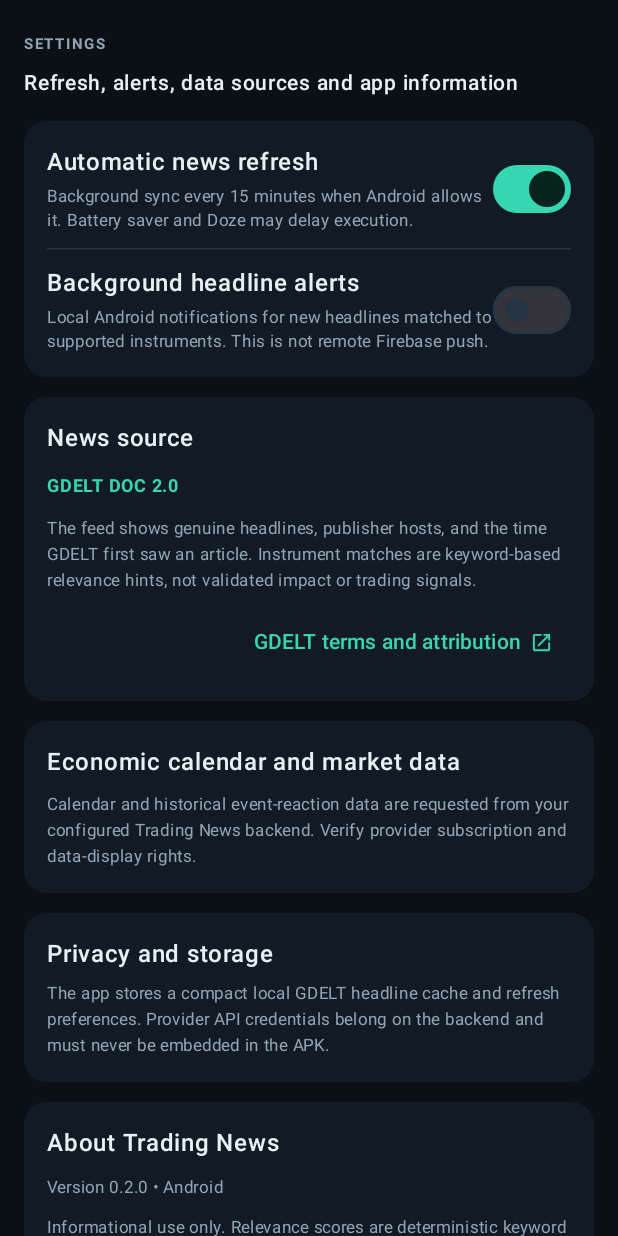
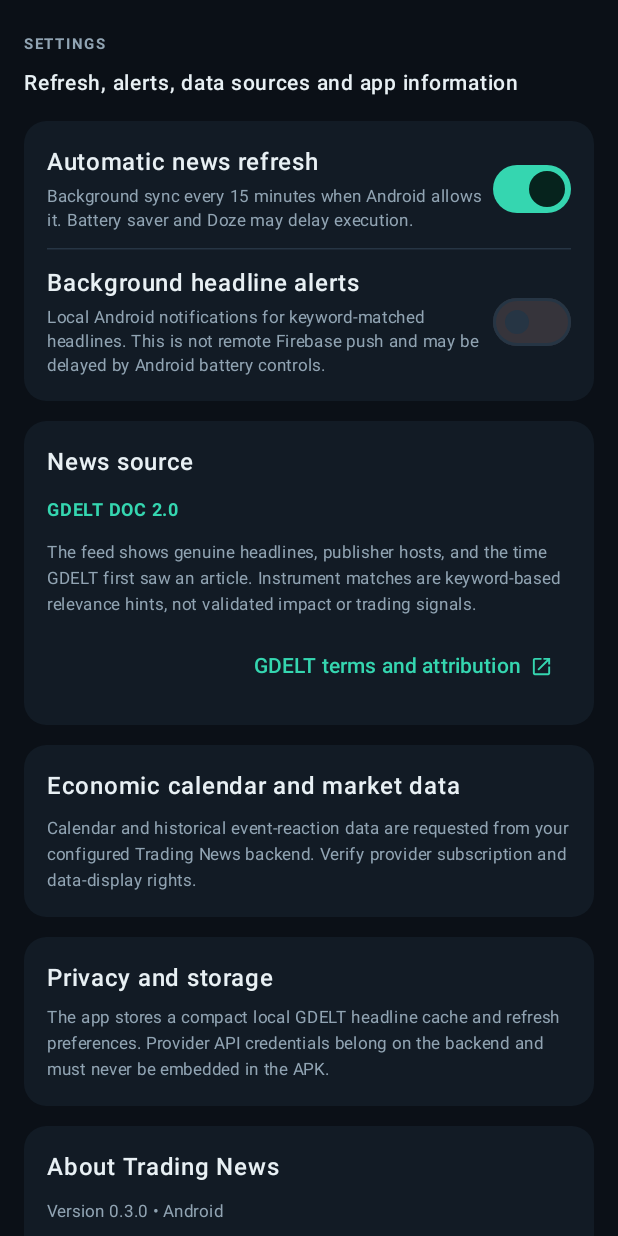
Before and after one commit to DSL-21/TradingNews, an Android app built with Jetpack Compose: the composable SettingsScreen shown on its own in the app's theme, on a phone screen of 412 x 824 dp. Run offline under Robolectric (Android 15) with nearby library versions, the phone set to English and light mode, and no system bars; pictures from the network do not load; 1 statement that could not run was skipped.

Commit message:
Clarify relevance labels and align alert settings with refresh

```diff
--- a/app/src/main/java/com/tradingnews/app/MainActivity.kt
+++ b/app/src/main/java/com/tradingnews/app/MainActivity.kt
@@ -354,9 +354,10 @@ private fun SettingsScreen(state: TradingNewsUiState) {
                         }
                         Switch(
                             checked = autoRefresh,
-                            onCheckedChange = {
-                                autoRefresh = it
-                                NewsWorkScheduler.setAutoRefreshEnabled(context, it)
+                            onCheckedChange = { enabled ->
+                                autoRefresh = enabled
+                                NewsWorkScheduler.setAutoRefreshEnabled(context, enabled)
+                                if (!enabled) alertsEnabled = false
                             }
                         )
                     }
@@ -368,10 +369,18 @@ private fun SettingsScreen(state: TradingNewsUiState) {
                     ) {
                         Column(Modifier.weight(1f), verticalArrangement = Arrangement.spacedBy(3.dp)) {
                             Text("Background headline alerts", color = TextMain, fontWeight = FontWeight.SemiBold)
-                            Text("Local Android notifications for new headlines matched to supported instruments. This is not remote Firebase push.", color = TextMuted, fontSize = 11.sp, lineHeight = 16.sp)
+                            Text(
+                                if (autoRefresh) {
+                                    "Local Android notifications for keyword-matched headlines. This is not remote Firebase push and may be delayed by Android battery controls."
+                                } else {
+                                    "Enable automatic news refresh to receive background headline alerts."
+                                },
+                                color = TextMuted, fontSize = 11.sp, lineHeight = 16.sp
+                            )
                         }
                         Switch(
                             checked = alertsEnabled,
+                            enabled = autoRefresh,
                             onCheckedChange = { enabled ->
                                 if (!enabled) {
                                     alertsEnabled = false
@@ -430,7 +439,7 @@ private fun SettingsScreen(state: TradingNewsUiState) {
             SettingsCard {
                 Column(verticalArrangement = Arrangement.spacedBy(6.dp)) {
                     Text("About Trading News", color = TextMain, fontWeight = FontWeight.SemiBold)
-                    Text("Version 0.2.0 • Android", color = TextMuted, fontSize = 11.sp)
+                    Text("Version 0.3.0 • Android", color = TextMuted, fontSize = 11.sp)
                     Text("Informational use only. Relevance scores are deterministic keyword matches. Observed event returns describe price movement after a timestamp; they do not prove causality or predict future prices.", color = TextMuted, fontSize = 11.sp, lineHeight = 17.sp)
                     Text("Feed status: ${statusText(state.status)}", color = TextMuted, fontSize = 10.sp)
                     state.lastUpdated?.let { Text("Last retrieved: ${formatDateTime(it)}", color = TextMuted, fontSize = 10.sp) }
```
